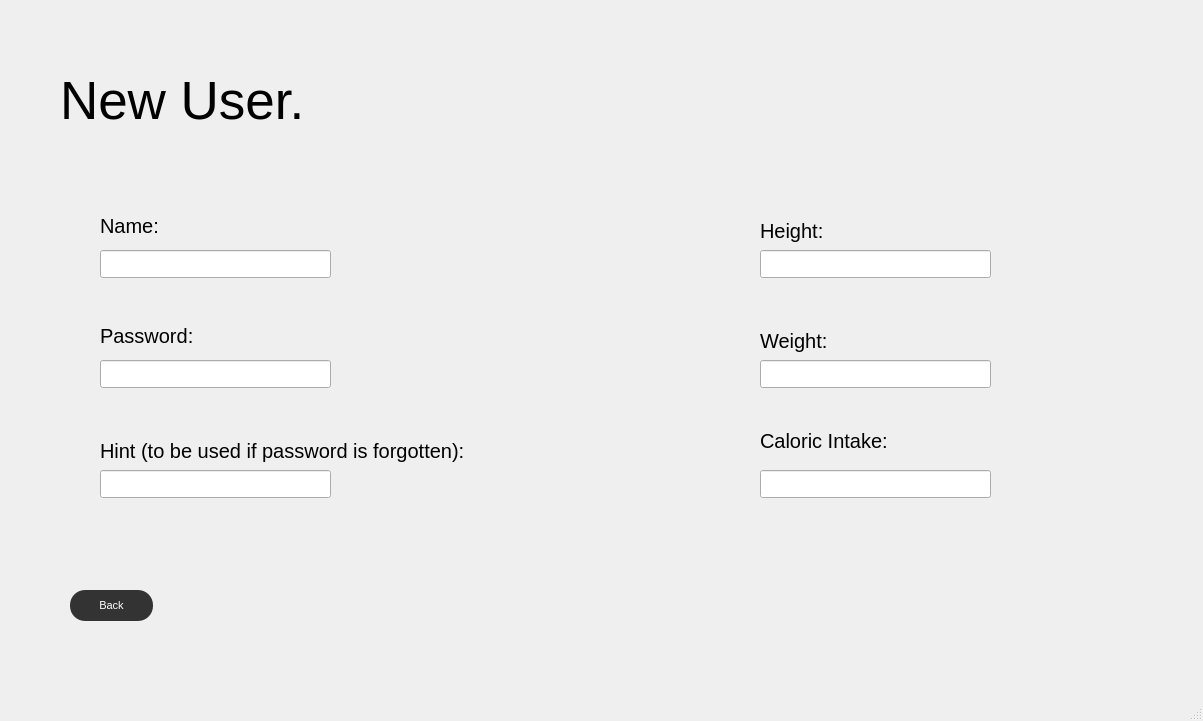
First picture: the form in code/newuser.ui, repository amroomargit/Forge, before the edit.
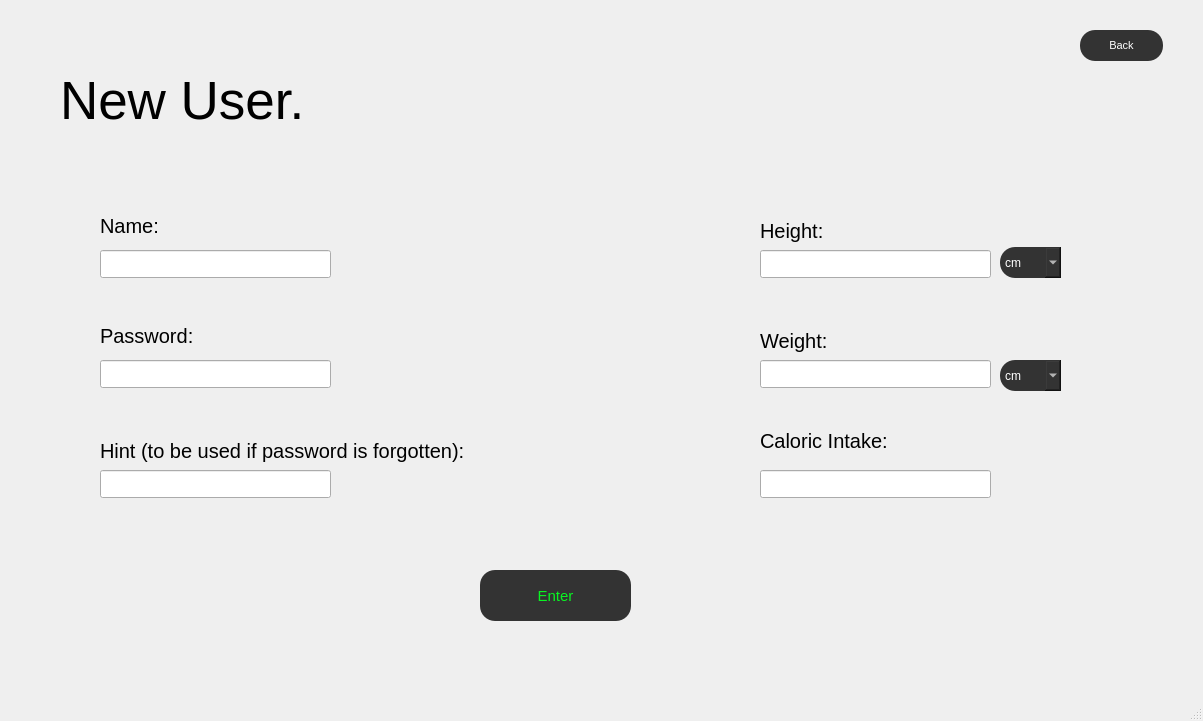
Second picture: the form after the edit. Icons and pictures are not drawn.

What changed in the file:
```diff
--- a/code/newuser.ui
+++ b/code/newuser.ui
@@ -207,8 +207,8 @@
    <widget class="QPushButton" name="backButton">
     <property name="geometry">
      <rect>
-      <x>70</x>
-      <y>590</y>
+      <x>1080</x>
+      <y>30</y>
       <width>83</width>
       <height>31</height>
      </rect>
@@ -235,6 +235,89 @@
      <string>Back</string>
     </property>
    </widget>
+   <widget class="QPushButton" name="enterButton">
+    <property name="geometry">
+     <rect>
+      <x>480</x>
+      <y>570</y>
+      <width>151</width>
+      <height>51</height>
+     </rect>
+    </property>
+    <property name="font">
+     <font>
+      <pointsize>11</pointsize>
+     </font>
+    </property>
+    <property name="styleSheet">
+     <string notr="true">QPushButton {
+background-color: #333333;
+color: #09f522;
+border-radius: 15px;
+padding: 10px 20px;
+}
+
+QPushButton:hover {
+     background-color: #09f522;;
+color: white;
+}</string>
+    </property>
+    <property name="text">
+     <string>Enter</string>
+    </property>
+   </widget>
+   <widget class="QComboBox" name="heightUnit">
+    <property name="geometry">
+     <rect>
+      <x>1000</x>
+      <y>247</y>
+      <width>61</width>
+      <height>31</height>
+     </rect>
+    </property>
+    <property name="styleSheet">
+     <string notr="true">background-color: #333333;
+color: white;
+border-radius: 15px;
+</string>
+    </property>
+    <item>
+     <property name="text">
+      <string>cm</string>
+     </property>
+    </item>
+    <item>
+     <property name="text">
+      <string>ft</string>
+     </property>
+    </item>
+   </widget>
+   <widget class="QComboBox" name="weightUnit">
+    <property name="geometry">
+     <rect>
+      <x>1000</x>
+      <y>360</y>
+      <width>61</width>
+      <height>31</height>
+     </rect>
+    </property>
+    <property name="styleSheet">
+     <string notr="true">background-color: #333333;
+color: white;
+border-radius: 15px;
+</string>
+    </property>
+    <item>
+     <property name="text">
+      <string>cm</string>
+     </property>
+    </item>
+    <item>
+     <property name="text">
+      <string>ft</string>
+     </property>
+    </item>
+   </widget>
   </widget>
   <widget class="QMenuBar" name="menubar">
    <property name="geometry">
```
